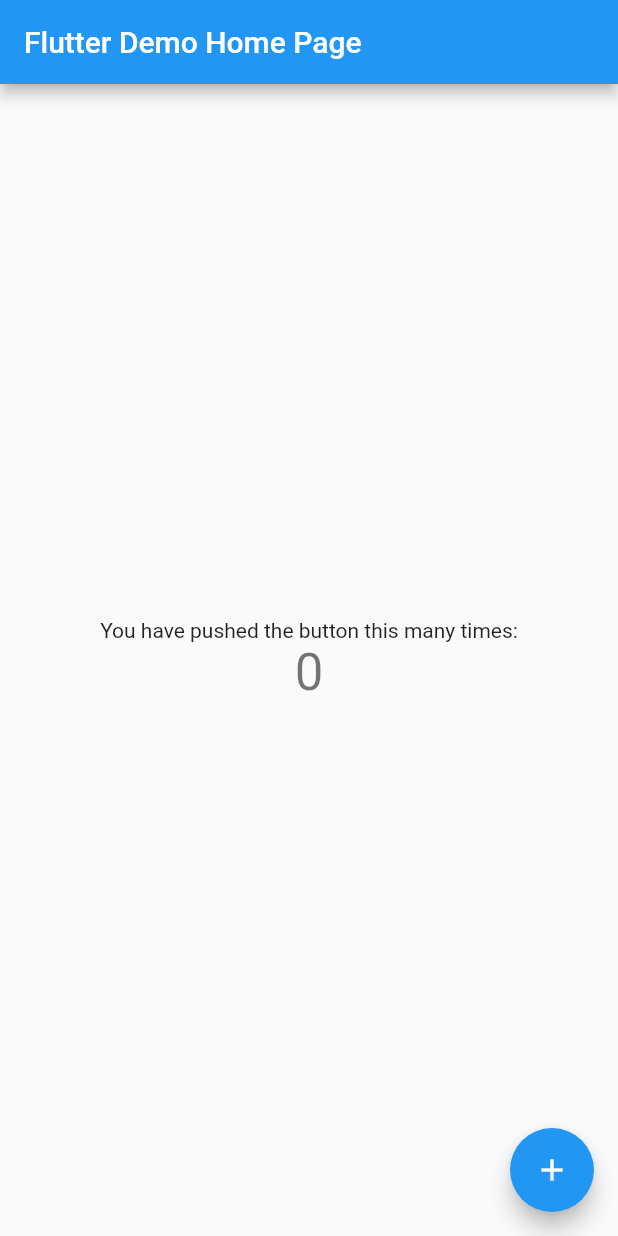
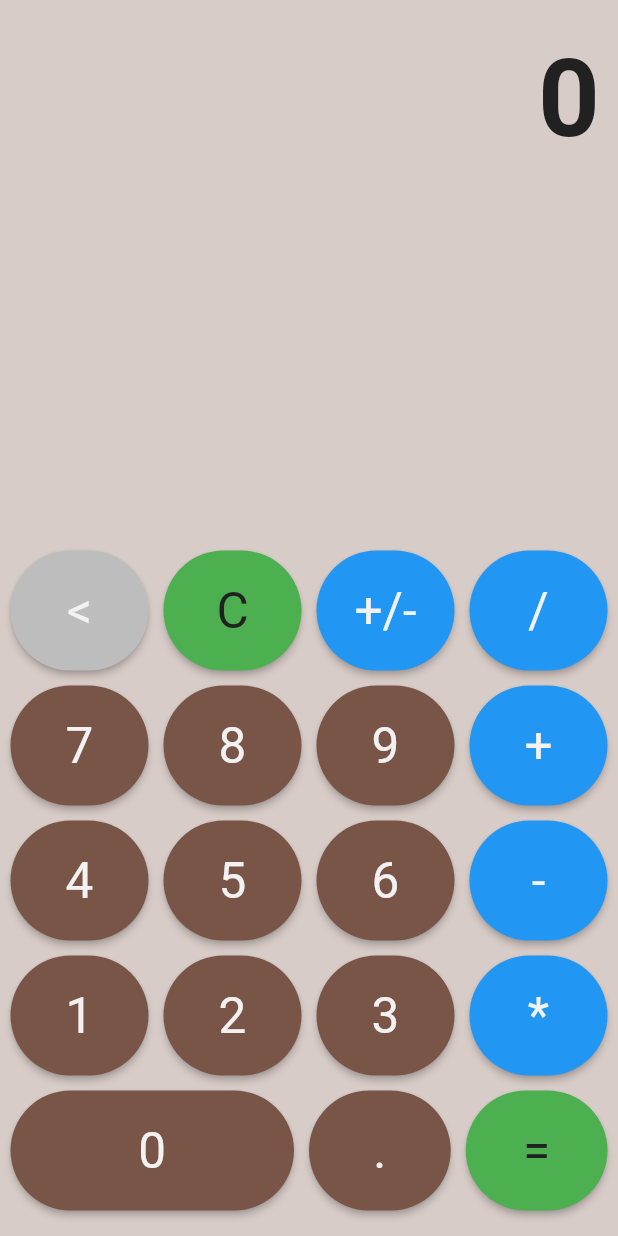
Before and after one commit to xavierfebrer/flucalc, a Flutter app: the screen it shows after launch, on a phone screen of 412 x 824 dp. Run offline on Flutter 3.47's test engine with Material 2 defaults, Android fonts, the phone set to English and light mode, and no system bars; drawn by our look-alikes of auto_size_text.

Commit message:
First version.

```diff
--- a/flucalc/lib/main.dart
+++ b/flucalc/lib/main.dart
@@ -1,117 +1,40 @@
+import 'package:flucalc/util/Constant.dart';
+import 'package:flucalc/view/screen/home/HomeScreen.dart';
 import 'package:flutter/material.dart';
 
-void main() {
-  runApp(MyApp());
-}
+void main() => runApp(FluCalcApp());
 
-class MyApp extends StatelessWidget {
-  // This widget is the root of your application.
+class FluCalcApp extends StatelessWidget {
   @override
   Widget build(BuildContext context) {
     return MaterialApp(
-      title: 'Flutter Demo',
+      title: 'Flucalc',
       theme: ThemeData(
-        // This is the theme of your application.
-        //
-        // Try running your application with "flutter run". You'll see the
-        // application has a blue toolbar. Then, without quitting the app, try
-        // changing the primarySwatch below to Colors.green and then invoke
-        // "hot reload" (press "r" in the console where you ran "flutter run",
-        // or simply save your changes to "hot reload" in a Flutter IDE).
-        // Notice that the counter didn't reset back to zero; the application
-        // is not restarted.
-        primarySwatch: Colors.blue,
-        // This makes the visual density adapt to the platform that you run
-        // the app on. For desktop platforms, the controls will be smaller and
-        // closer together (more dense) than on mobile platforms.
+        primarySwatch: createMaterialColor(Constant.COLOR_PRIMARY),
+        accentColor: Constant.COLOR_ACCENT,
         visualDensity: VisualDensity.adaptivePlatformDensity,
       ),
-      home: MyHomePage(title: 'Flutter Demo Home Page'),
+      home: HomeScreen(),
     );
   }
-}
 
-class MyHomePage extends StatefulWidget {
-  MyHomePage({Key key, this.title}) : super(key: key);
+  MaterialColor createMaterialColor(Color color) {
+    List strengths = <double>[.05];
+    Map swatch = <int, Color>{};
+    final int r = color.red, g = color.green, b = color.blue;
 
-  // This widget is the home page of your application. It is stateful, meaning
-  // that it has a State object (defined below) that contains fields that affect
-  // how it looks.
-
-  // This class is the configuration for the state. It holds the values (in this
-  // case the title) provided by the parent (in this case the App widget) and
-  // used by the build method of the State. Fields in a Widget subclass are
-  // always marked "final".
-
-  final String title;
-
-  @override
-  _MyHomePageState createState() => _MyHomePageState();
-}
-
-class _MyHomePageState extends State<MyHomePage> {
-  int _counter = 0;
-
-  void _incrementCounter() {
-    setState(() {
-      // This call to setState tells the Flutter framework that something has
-      // changed in this State, which causes it to rerun the build method below
-      // so that the display can reflect the updated values. If we changed
-      // _counter without calling setState(), then the build method would not be
-      // called again, and so nothing would appear to happen.
-      _counter++;
+    for (int i = 1; i < 10; i++) {
+      strengths.add(0.1 * i);
+    }
+    strengths.forEach((strength) {
+      final double ds = 0.5 - strength;
+      swatch[(strength * 1000).round()] = Color.fromRGBO(
+        r + ((ds < 0 ? r : (255 - r)) * ds).round(),
+        g + ((ds < 0 ? g : (255 - g)) * ds).round(),
+        b + ((ds < 0 ? b : (255 - b)) * ds).round(),
+        1,
+      );
     });
-  }
-
-  @override
-  Widget build(BuildContext context) {
-    // This method is rerun every time setState is called, for instance as done
-    // by the _incrementCounter method above.
-    //
-    // The Flutter framework has been optimized to make rerunning build methods
-    // fast, so that you can just rebuild anything that needs updating rather
-    // than having to individually change instances of widgets.
-    return Scaffold(
-      appBar: AppBar(
-        // Here we take the value from the MyHomePage object that was created by
-        // the App.build method, and use it to set our appbar title.
-        title: Text(widget.title),
-      ),
-      body: Center(
-        // Center is a layout widget. It takes a single child and positions it
-        // in the middle of the parent.
-        child: Column(
-          // Column is also a layout widget. It takes a list of children and
-          // arranges them vertically. By default, it sizes itself to fit its
-          // children horizontally, and tries to be as tall as its parent.
-          //
-          // Invoke "debug painting" (press "p" in the console, choose the
-          // "Toggle Debug Paint" action from the Flutter Inspector in Android
-          // Studio, or the "Toggle Debug Paint" command in Visual Studio Code)
-          // to see the wireframe for each widget.
-          //
-          // Column has various properties to control how it sizes itself and
-          // how it positions its children. Here we use mainAxisAlignment to
-          // center the children vertically; the main axis here is the vertical
-          // axis because Columns are vertical (the cross axis would be
-          // horizontal).
-          mainAxisAlignment: MainAxisAlignment.center,
-          children: <Widget>[
-            Text(
-              'You have pushed the button this many times:',
-            ),
-            Text(
-              '$_counter',
-              style: Theme.of(context).textTheme.headline4,
-            ),
-          ],
-        ),
-      ),
-      floatingActionButton: FloatingActionButton(
-        onPressed: _incrementCounter,
-        tooltip: 'Increment',
-        child: Icon(Icons.add),
-      ), // This trailing comma makes auto-formatting nicer for build methods.
-    );
+    return MaterialColor(color.value, swatch);
   }
 }
--- /dev/null
+++ b/flucalc/lib/util/Constant.dart
@@ -0,0 +1,44 @@
+import 'dart:ui';
+
+import 'package:flutter/material.dart';
+
+class Constant {
+  static const String EMPTY_STRING = "";
+  static const String APP_NAME = "Flucalc";
+  static const int DELAY_SPLASH_SCREEN = 1600;
+  static const String DECIMAL_SEPARATOR = ".";
+  static const int INTEGER_STARTING_OPTIONAL = 0;
+  static const int DECIMAL_ENDING_OPTIONAL = 0;
+  static const int DEFAULT_EMPTY_VALUE = 0;
+  static const double PERCENT_DIVISOR = 100.0;
+  static const String SYMBOL_NUMBER_0 = "0";
+  static const String SYMBOL_NUMBER_1 = "1";
+  static const String SYMBOL_NUMBER_2 = "2";
+  static const String SYMBOL_NUMBER_3 = "3";
+  static const String SYMBOL_NUMBER_4 = "4";
+  static const String SYMBOL_NUMBER_5 = "5";
+  static const String SYMBOL_NUMBER_6 = "6";
+  static const String SYMBOL_NUMBER_7 = "7";
+  static const String SYMBOL_NUMBER_8 = "8";
+  static const String SYMBOL_NUMBER_9 = "9";
+  static const String SYMBOL_ADDITION = "+";
+  static const String SYMBOL_SUBSTRACTION = "-";
+  static const String SYMBOL_MULTIPLICATION = "*";
+  static const String SYMBOL_DIVISION = "/";
+  static const String SYMBOL_RESULT = "=";
+  static const String SYMBOL_INVERT = "+/-";
+  static const String SYMBOL_CLEAR = "C";
+  static const String SYMBOL_BACK = "<";
+  static const Color COLOR_PRIMARY = Color(0xFF795548);
+  static const Color COLOR_DISABLED = Color(0xFFBDBDBD);
+  static const Color COLOR_ACCENT = Color(0xFFD7CCC8);
+  static const Color COLOR_EXTRA = Color(0xFF2196F3);
+  static const Color COLOR_EXTRA_SELECTED = Color(0xFF1976D2);
+  static const Color COLOR_EXTRA_2 = Color(0xFF4CAF50);
+  static const Color COLOR_EXTRA_2_SELECTED = Color(0xFF388E3C);
+  static const Color COLOR_TEXT_LIGHT = Color(0xFFF2F2F2);
+  static const Color COLOR_TEXT_DARK = Color(0xFF212121);
+  static const double PADDING_CALC_BORDER = 7.0;
+  static const double PADDING_CALC_ITEMS = 5.0;
+
+}
--- /dev/null
+++ b/flucalc/lib/view/screen/home/HomeScreen.dart
@@ -0,0 +1,491 @@
+import 'package:auto_size_text/auto_size_text.dart';
+import 'package:flucalc/util/Constant.dart';
+import 'package:flutter/material.dart';
+import 'package:flutter/widgets.dart';
+
+class HomeScreen extends StatefulWidget {
+  @override
+  _HomeScreenState createState() => _HomeScreenState();
+}
+
+enum MathOperation { ADDITION, SUBSTRACTION, MULTIPLICATION, DIVISION }
+
+class _HomeScreenState extends State<HomeScreen> {
+  String firstInput = Constant.EMPTY_STRING;
+  String secondInput = Constant.EMPTY_STRING;
+  MathOperation currentOperation;
+
+  Widget output;
+
+  @override
+  void initState() {
+    super.initState();
+    firstInput = Constant.EMPTY_STRING;
+    secondInput = Constant.EMPTY_STRING;
+    WidgetsBinding.instance.addPostFrameCallback((_) {
+      updateOutput();
+    });
+  }
+
+  @override
+  Widget build(BuildContext context) {
+    var backgroundColor = Theme.of(context).accentColor;
+    var body = Container(
+      padding: EdgeInsets.all(Constant.PADDING_CALC_BORDER),
+      child: Center(
+        child: Column(
+          mainAxisAlignment: MainAxisAlignment.center,
+          crossAxisAlignment: CrossAxisAlignment.center,
+          children: [
+            getCalcScreenTop(),
+            getCalcScreenMid(Constant.COLOR_EXTRA_SELECTED),
+            getCalcScreenBottom(),
+            getCalcItemsPadding(),
+            getCalcRow([
+              getCalcButton1x1(Constant.SYMBOL_BACK, (symbol) {
+                onInputBack();
+              }, isBackEnabled(), Constant.COLOR_DISABLED, Constant.COLOR_EXTRA_2, Constant.COLOR_TEXT_LIGHT, Constant.COLOR_TEXT_DARK, false),
+              getCalcItemsPadding(),
+              getCalcButton1x1(Constant.SYMBOL_CLEAR, (symbol) {
+                onInputClear();
+              }, false, Constant.COLOR_EXTRA_2, Constant.COLOR_EXTRA_2_SELECTED, Constant.COLOR_TEXT_DARK),
+              getCalcItemsPadding(),
+              getCalcButton1x1(Constant.SYMBOL_INVERT, (symbol) {
+                onInputInvert();
+              }, isCurrentInputNegative(), Constant.COLOR_EXTRA, Constant.COLOR_EXTRA_SELECTED),
+              getCalcItemsPadding(),
+              getCalcButton1x1(Constant.SYMBOL_DIVISION, (symbol) {
+                onInputDivide();
+              }, currentOperation == MathOperation.DIVISION, Constant.COLOR_EXTRA, Constant.COLOR_EXTRA_SELECTED)
+            ]),
+            getCalcItemsPadding(),
+            getCalcRow([
+              getCalcButton1x1(Constant.SYMBOL_NUMBER_7, (symbol) {
+                onInputNumber(symbol);
+              }, false),
+              getCalcItemsPadding(),
+              getCalcButton1x1(Constant.SYMBOL_NUMBER_8, (symbol) {
+                onInputNumber(symbol);
+              }, false),
+              getCalcItemsPadding(),
+              getCalcButton1x1(Constant.SYMBOL_NUMBER_9, (symbol) {
+                onInputNumber(symbol);
+              }, false),
+              getCalcItemsPadding(),
+              getCalcButton1x1(Constant.SYMBOL_ADDITION, (symbol) {
+                onInputPlus();
+              }, currentOperation == MathOperation.ADDITION, Constant.COLOR_EXTRA, Constant.COLOR_EXTRA_SELECTED)
+            ]),
+            getCalcItemsPadding(),
+            getCalcRow([
+              getCalcButton1x1(Constant.SYMBOL_NUMBER_4, (symbol) {
+                onInputNumber(symbol);
+              }, false),
+              getCalcItemsPadding(),
+              getCalcButton1x1(Constant.SYMBOL_NUMBER_5, (symbol) {
+                onInputNumber(symbol);
+              }, false),
+              getCalcItemsPadding(),
+              getCalcButton1x1(Constant.SYMBOL_NUMBER_6, (symbol) {
+                onInputNumber(symbol);
+              }, false),
+              getCalcItemsPadding(),
+              getCalcButton1x1(Constant.SYMBOL_SUBSTRACTION, (symbol) {
+                onInputMinus();
+              }, currentOperation == MathOperation.SUBSTRACTION, Constant.COLOR_EXTRA, Constant.COLOR_EXTRA_SELECTED),
+            ]),
+            getCalcItemsPadding(),
+            getCalcRow([
+              getCalcButton1x1(Constant.SYMBOL_NUMBER_1, (symbol) {
+                onInputNumber(symbol);
+              }, false),
+              getCalcItemsPadding(),
+              getCalcButton1x1(Constant.SYMBOL_NUMBER_2, (symbol) {
+                onInputNumber(symbol);
+              }, false),
+              getCalcItemsPadding(),
+              getCalcButton1x1(Constant.SYMBOL_NUMBER_3, (symbol) {
+                onInputNumber(symbol);
+              }, false),
+              getCalcItemsPadding(),
+              getCalcButton1x1(Constant.SYMBOL_MULTIPLICATION, (symbol) {
+                onInputMultiply();
+              }, currentOperation == MathOperation.MULTIPLICATION, Constant.COLOR_EXTRA, Constant.COLOR_EXTRA_SELECTED),
+            ]),
+            getCalcItemsPadding(),
+            getCalcRow([
+              getCalcButton2x1(Constant.SYMBOL_NUMBER_0, (symbol) {
+                onInputNumber(symbol);
+              }, false),
+              getCalcItemsPadding(),
+              getCalcButton1x1(Constant.DECIMAL_SEPARATOR, (symbol) {
+                onInputDecimalSymbol();
+              }, getCurrentInput().contains(Constant.DECIMAL_SEPARATOR), null, Constant.COLOR_DISABLED, Constant.COLOR_TEXT_LIGHT,
+                  Constant.COLOR_TEXT_LIGHT, false),
+              getCalcItemsPadding(),
+              getCalcButton1x1(Constant.SYMBOL_RESULT, (symbol) {
+                onInputResult();
+              }, false, Constant.COLOR_EXTRA_2, Constant.COLOR_EXTRA_2_SELECTED, Constant.COLOR_TEXT_DARK),
+            ]),
+            getCalcItemsPadding(),
+          ],
+        ),
+      ),
+    );
+    return Scaffold(backgroundColor: backgroundColor, body: SafeArea(child: body));
+  }
+
+  Widget getCalcScreenTop([Color colorText = Constant.COLOR_TEXT_DARK]) {
+    return Expanded(
+      child: Container(
+        width: double.infinity,
+        height: double.infinity,
+        alignment: Alignment.centerRight,
+        padding: EdgeInsets.all(Constant.PADDING_CALC_ITEMS),
+        child: AutoSizeText(
+          "${getOutputFirst()}",
+          maxLines: 1,
+          textAlign: TextAlign.center,
+          overflow: TextOverflow.ellipsis,
+          style: TextStyle(
+            fontWeight: FontWeight.bold,
+            fontSize: 72,
+            color: colorText,
+          ),
+        ),
+      ),
+      flex: 1,
+    );
+  }
+
+  Widget getCalcScreenMid([Color colorText = Constant.COLOR_TEXT_DARK]) {
+    return Expanded(
+      child: Container(
+        width: double.infinity,
+        height: double.infinity,
+        alignment: Alignment.centerRight,
+        padding: EdgeInsets.all(Constant.PADDING_CALC_ITEMS),
+        child: AutoSizeText(
+          "  ${getSymbol(currentOperation)}  ",
+          maxLines: 1,
+          textAlign: TextAlign.center,
+          overflow: TextOverflow.ellipsis,
+          style: TextStyle(
+            fontWeight: FontWeight.bold,
+            fontSize: 72,
+            color: colorText,
+          ),
+        ),
+      ),
+      flex: 1,
+    );
+  }
+
+  Widget getCalcScreenBottom([Color colorText = Constant.COLOR_TEXT_DARK]) {
+    return Expanded(
+      child: Container(
+        width: double.infinity,
+        height: double.infinity,
+        alignment: Alignment.centerRight,
+        padding: EdgeInsets.all(Constant.PADDING_CALC_ITEMS),
+        child: AutoSizeText(
+          "${getOutputSecond()}",
+          maxLines: 1,
+          textAlign: TextAlign.center,
+          overflow: TextOverflow.ellipsis,
+          style: TextStyle(
+            fontWeight: FontWeight.bold,
+            fontSize: 72,
+            color: colorText,
+          ),
+        ),
+      ),
+      flex: 1,
+    );
+  }
+
+  Widget getCalcRow(List<Widget> children) {
+    return Row(
+      mainAxisAlignment: MainAxisAlignment.center,
+      crossAxisAlignment: CrossAxisAlignment.center,
+      children: children,
+    );
+  }
+
+  Padding getCalcItemsPadding() => Padding(padding: EdgeInsets.all(Constant.PADDING_CALC_ITEMS));
+
+  Widget getCalcButton1x1(String text, Function(String) callback,
+      [bool selected = false,
+      Color colorBG,
+      Color colorBGSelected,
+      Color colorText = Constant.COLOR_TEXT_LIGHT,
+      Color colorTextSelected = Constant.COLOR_TEXT_LIGHT,
+      bool bold = true]) {
+    var fontWeight;
+    var bg;
+    var textColor;
+    if (selected) {
+      if (bold) {
+        fontWeight = FontWeight.bold;
+      } else {
+        fontWeight = FontWeight.normal;
+      }
+      bg = colorBGSelected;
+      textColor = colorTextSelected;
+    } else {
+      fontWeight = FontWeight.normal;
+      bg = colorBG;
+      textColor = colorText;
+    }
+    return Expanded(
+      child: Container(
+        height: 80,
+        child: RawMaterialButton(
+          onPressed: () {
+            callback(text);
+          },
+          fillColor: bg ??= Theme.of(context).primaryColor,
+          shape: RoundedRectangleBorder(borderRadius: BorderRadius.circular(99999)),
+          child: Text(
+            text,
+            textAlign: TextAlign.left,
+            style: TextStyle(fontSize: 33, color: textColor, fontWeight: fontWeight),
+          ),
+        ),
+      ),
+      flex: 1,
+    );
+  }
+
+  Widget getCalcButton2x1(String text, Function(String) callback,
+      [bool selected = false,
+      Color colorBG,
+      Color colorBGSelected,
+      Color colorText = Constant.COLOR_TEXT_LIGHT,
+      Color colorTextSelected = Constant.COLOR_TEXT_LIGHT,
+      bool bold = true]) {
+    var fontWeight;
+    var bg;
+    var textColor;
+    if (selected) {
+      if (bold) {
+        fontWeight = FontWeight.bold;
+      } else {
+        fontWeight = FontWeight.normal;
+      }
+      bg = colorBGSelected;
+      textColor = colorTextSelected;
+    } else {
+      fontWeight = FontWeight.normal;
+      bg = colorBG;
+      textColor = colorText;
+    }
+    return Expanded(
+      child: Container(
+        height: 80,
+        child: RawMaterialButton(
+          onPressed: () {
+            callback(text);
+          },
+          fillColor: bg ??= Theme.of(context).primaryColor,
+          shape: RoundedRectangleBorder(borderRadius: BorderRadius.circular(99999)),
+          child: Text(
+            text,
+            textAlign: TextAlign.left,
+            style: TextStyle(fontSize: 33, color: textColor, fontWeight: fontWeight),
+          ),
+        ),
+      ),
+      flex: 2,
+    );
+  }
+
+  String getOutputFirst() {
+    if (firstInput.isNotEmpty) {
+      return firstInput;
+    } else {
+      return "${Constant.DEFAULT_EMPTY_VALUE}";
+    }
+  }
+
+  String getOutputSecond() {
+    if (secondInput.isNotEmpty) {
+      return secondInput;
+    }
+    return Constant.EMPTY_STRING;
+  }
+
+  String getCurrentInput() {
+    if (currentOperation == null) {
+      return firstInput;
+    } else {
+      return secondInput;
+    }
+  }
+
+  void setCurrentInput(String input) {
+    try {
+      num.parse(input);
+    } catch (e) {
+      input = Constant.EMPTY_STRING;
+    }
+    input = removeStartZeroesIfOptional(input);
+    if (currentOperation == null) {
+      firstInput = input;
+    } else {
+      secondInput = input;
+    }
+    updateOutput();
+  }
+
+  void onInputDecimalSymbol() {
+    var input = getCurrentInput();
+    if (!input.contains(Constant.DECIMAL_SEPARATOR)) {
+      if (input.isEmpty) {
+        input = "${Constant.INTEGER_STARTING_OPTIONAL}${Constant.DECIMAL_SEPARATOR}";
+      } else {
+        input += Constant.DECIMAL_SEPARATOR;
+      }
+      setCurrentInput(input);
+    }
+  }
+
+  void onInputBack() {
+    if (secondInput.isNotEmpty) {
+      setCurrentInput(secondInput.substring(0, secondInput.length - 1));
+    } else if (currentOperation != null) {
+      currentOperation = null;
+    } else if (firstInput.isNotEmpty) {
+      setCurrentInput(firstInput.substring(0, firstInput.length - 1));
+    }
+    updateOutput();
+  }
+
+  void onInputClear() {
+    currentOperation = null;
+    firstInput = Constant.EMPTY_STRING;
+    secondInput = Constant.EMPTY_STRING;
+    updateOutput();
+  }
+
+  void onInputNumber(String number) => setCurrentInput("${getCurrentInput()}${int.parse(number)}");
+
+  void onInputInvert() {
+    var input = getCurrentInput();
+    if (input.isNotEmpty) {
+      if (input.startsWith(Constant.SYMBOL_SUBSTRACTION)) {
+        setCurrentInput(input.substring(1));
+      } else {
+        setCurrentInput(Constant.SYMBOL_SUBSTRACTION + input);
+      }
+    } else {
+      setCurrentInput(Constant.SYMBOL_SUBSTRACTION + "${Constant.INTEGER_STARTING_OPTIONAL}");
+    }
+  }
+
+  void onInputDivide() => onInputMathOperation(MathOperation.DIVISION);
+
+  void onInputMultiply() => onInputMathOperation(MathOperation.MULTIPLICATION);
+
+  void onInputMinus() => onInputMathOperation(MathOperation.SUBSTRACTION);
+
+  void onInputPlus() => onInputMathOperation(MathOperation.ADDITION);
+
+  void onInputMathOperation(MathOperation operation) {
+    if (firstInput.isNotEmpty) {
+      firstInput = removeDecimalIfOptional(firstInput);
+    }
+    if (secondInput.isNotEmpty) {
+      secondInput = removeDecimalIfOptional(secondInput);
+      onInputResult();
+    }
+    currentOperation = operation;
+    updateOutput();
+  }
+
+  void onInputResult() {
+    setFirstValueIfEmpty();
+    var firstValue = Constant.INTEGER_STARTING_OPTIONAL;
+    var secondValue;
+    try {
+      firstValue = num.parse(firstInput);
+    } catch (e) {
+      firstValue = Constant.INTEGER_STARTING_OPTIONAL;
+    }
+    try {
+      secondValue = num.parse(secondInput);
+    } catch (e) {}
+    if (secondValue != null) {
+      if (currentOperation == MathOperation.ADDITION) {
+        firstInput = "${firstValue + secondValue}";
+      } else if (currentOperation == MathOperation.SUBSTRACTION) {
+        firstInput = "${firstValue - secondValue}";
+      } else if (currentOperation == MathOperation.MULTIPLICATION) {
+        firstInput = "${firstValue * secondValue}";
+      } else if (currentOperation == MathOperation.DIVISION) {
+        firstInput = "${firstValue / secondValue}";
+      }
+    }
+    firstInput = removeDecimalIfOptional(firstInput);
+    currentOperation = null;
+    secondInput = Constant.EMPTY_STRING;
+    updateOutput();
+  }
+
+  void updateOutput() {
+    setState(() {});
+  }
+
+  String removeStartZeroesIfOptional(String number) {
+    var startNegative = number.startsWith(Constant.SYMBOL_SUBSTRACTION);
+    var startIndex = (startNegative ? 2 : 1);
+    var startingPattern =
+        startNegative ? Constant.SYMBOL_SUBSTRACTION + "${Constant.INTEGER_STARTING_OPTIONAL}" : "${Constant.INTEGER_STARTING_OPTIONAL}";
+    while (number.startsWith(startingPattern) && number.length > startIndex && number[startIndex] != Constant.DECIMAL_SEPARATOR) {
+      if (startNegative) {
+        number = number.substring(0, 1) + number.substring(2);
+      } else {
+        number = number.substring(startIndex);
+      }
+    }
+    return number;
+  }
+
+  String removeDecimalIfOptional(String number) {
+    while ((number.indexOf(Constant.DECIMAL_SEPARATOR) < number.length - 1 &&
+            number.indexOf(Constant.DECIMAL_SEPARATOR) >= 0 &&
+            number.endsWith("${Constant.DECIMAL_ENDING_OPTIONAL}")) ||
+        number.endsWith(Constant.DECIMAL_SEPARATOR)) {
+      number = number.substring(0, number.length - 1);
+    }
+    return number;
+  }
+
+  void setFirstValueIfEmpty() {
+    if (firstInput.isEmpty) firstInput = "${Constant.DEFAULT_EMPTY_VALUE}";
+  }
+
+  bool isBackEnabled() {
+    return (firstInput.isNotEmpty && firstInput != "${Constant.INTEGER_STARTING_OPTIONAL}") || currentOperation != null || secondInput.isNotEmpty;
+  }
+
+  bool isCurrentInputNegative() {
+    try {
+      return num.parse(getCurrentInput()) < 0;
+    } catch (e) {}
+    return false;
+  }
+
+  String getSymbol(MathOperation operation) {
+    if (currentOperation == MathOperation.ADDITION) {
+      return " ${Constant.SYMBOL_ADDITION} ";
+    } else if (currentOperation == MathOperation.SUBSTRACTION) {
+      return " ${Constant.SYMBOL_SUBSTRACTION} ";
+    } else if (currentOperation == MathOperation.MULTIPLICATION) {
+      return " ${Constant.SYMBOL_MULTIPLICATION} ";
+    } else if (currentOperation == MathOperation.DIVISION) {
+      return " ${Constant.SYMBOL_DIVISION} ";
+    }
+    return Constant.EMPTY_STRING;
+  }
+}
```
Also changed, not shown: flucalc/lib/view/navigation/FlucalcNavigator.dart (added, +25 -0 lines), flucalc/pubspec.yaml (+2 -56 lines), flucalc/pubspec.lock, 27 other files.
